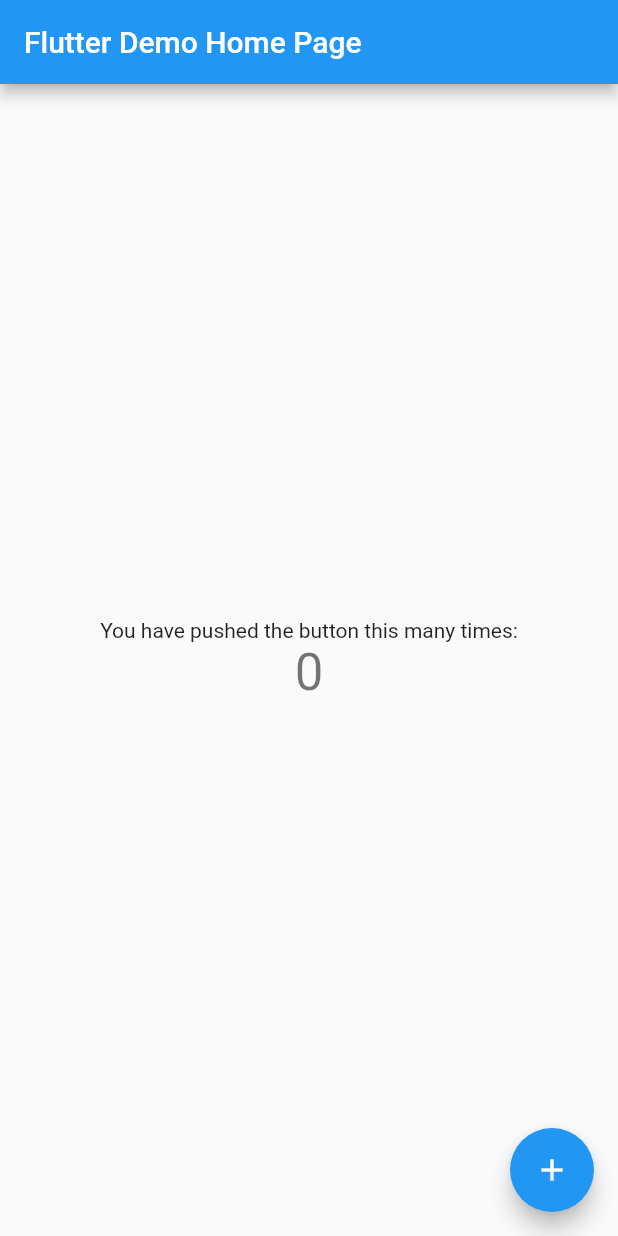
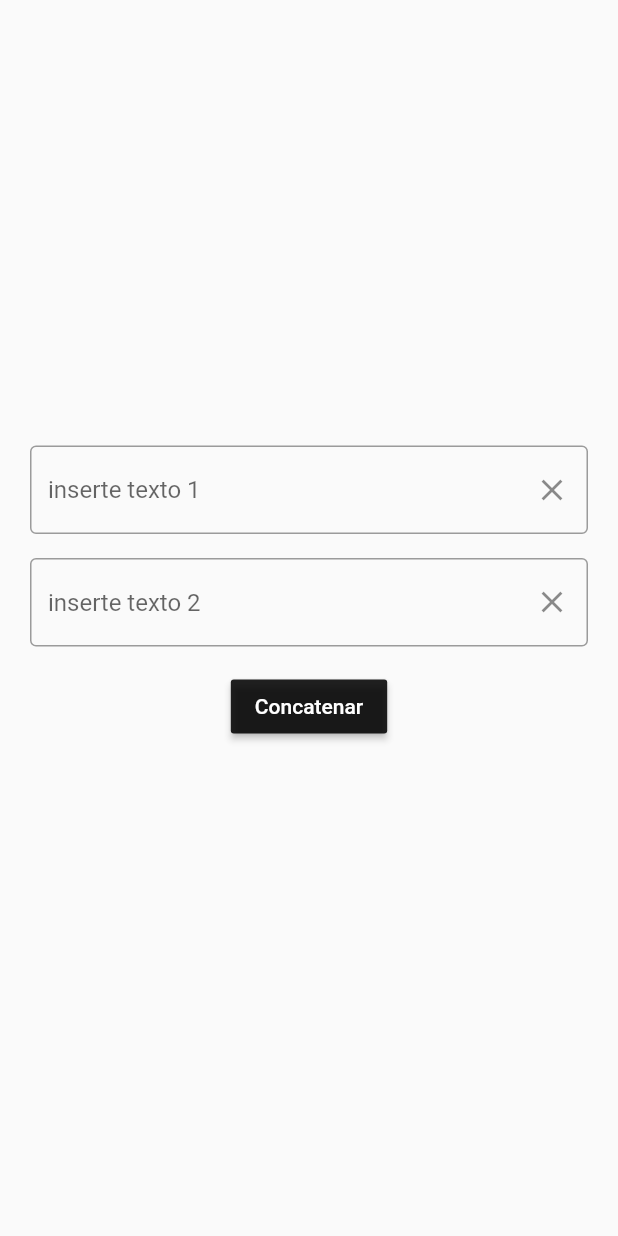
Before and after one commit to KLEADER12/tarea2_dsaii, a Flutter app: the screen it shows after launch, on a phone screen of 412 x 824 dp. Run offline on Flutter 3.47's test engine with Material 2 defaults, Android fonts, the phone set to English and light mode, and no system bars.

Commit message:
concatenacion sin display

```diff
--- /dev/null
+++ b/lib/homepage.dart
@@ -0,0 +1,73 @@
+import 'package:flutter/material.dart';
+
+class HomePage extends StatefulWidget {
+
+  const HomePage({Key? key}) : super(key: key);
+  @override
+  _HomePageState createState() => _HomePageState();
+}
+
+class _HomePageState extends State<HomePage> {
+
+  final _text1Controller = TextEditingController();
+  final _text2Controller = TextEditingController();
+
+  String _concatenatedText = '';
+
+  void _handleConcatenate() {
+    String text1 = _text1Controller.text;
+    String text2 = _text2Controller.text;
+    setState(() {
+      _concatenatedText = '$text1 $text2';
+    });
+  }
+
+  @override
+  Widget build(BuildContext context) {
+    return Scaffold(
+      body: Padding(
+        padding: const EdgeInsets.all(20.0),
+        child: Column(
+          mainAxisAlignment: MainAxisAlignment.center,
+          children: [
+            TextField(
+              controller: _text1Controller,
+              decoration: InputDecoration(
+                hintText: 'inserte texto 1',
+                border: const OutlineInputBorder(),
+                suffixIcon: IconButton(
+                  onPressed: () {
+                    _text1Controller.clear();
+                  },
+                  icon: const Icon(Icons.clear),
+                ),
+              ),
+            ),
+            const SizedBox(height: 16.0),
+            TextField(
+              controller: _text2Controller,
+              decoration: InputDecoration(
+                hintText: 'inserte texto 2',
+                border: const OutlineInputBorder(),
+                suffixIcon: IconButton(
+                  onPressed: () {
+                    _text2Controller.clear();
+                  },
+                  icon: const Icon(Icons.clear),
+                ),
+              ),
+            ),
+            const SizedBox(height: 16.0),
+            MaterialButton(
+              onPressed: _handleConcatenate,
+              color: Colors.black87,
+              child: const Text('Concatenar', style: TextStyle(color: Colors.white)),
+            ),
+            const SizedBox(height: 16.0),
+            Text(_concatenatedText),
+          ],
+        ),
+      ),
+    );
+  }
+}
--- a/lib/main.dart
+++ b/lib/main.dart
@@ -1,115 +1,19 @@
 import 'package:flutter/material.dart';
+import 'homepage.dart';
 
 void main() {
   runApp(const MyApp());
 }
 
 class MyApp extends StatelessWidget {
-  const MyApp({super.key});
 
-  // This widget is the root of your application.
+  const MyApp({Key? key}) : super(key: key);
+
   @override
   Widget build(BuildContext context) {
     return MaterialApp(
-      title: 'Flutter Demo',
-      theme: ThemeData(
-        // This is the theme of your application.
-        //
-        // Try running your application with "flutter run". You'll see the
-        // application has a blue toolbar. Then, without quitting the app, try
-        // changing the primarySwatch below to Colors.green and then invoke
-        // "hot reload" (press "r" in the console where you ran "flutter run",
-        // or simply save your changes to "hot reload" in a Flutter IDE).
-        // Notice that the counter didn't reset back to zero; the application
-        // is not restarted.
-        primarySwatch: Colors.blue,
-      ),
-      home: const MyHomePage(title: 'Flutter Demo Home Page'),
+      debugShowCheckedModeBanner: false,
+      home: HomePage(),
     );
   }
 }
-
-class MyHomePage extends StatefulWidget {
-  const MyHomePage({super.key, required this.title});
-
-  // This widget is the home page of your application. It is stateful, meaning
-  // that it has a State object (defined below) that contains fields that affect
-  // how it looks.
-
-  // This class is the configuration for the state. It holds the values (in this
-  // case the title) provided by the parent (in this case the App widget) and
-  // used by the build method of the State. Fields in a Widget subclass are
-  // always marked "final".
-
-  final String title;
-
-  @override
-  State<MyHomePage> createState() => _MyHomePageState();
-}
-
-class _MyHomePageState extends State<MyHomePage> {
-  int _counter = 0;
-
-  void _incrementCounter() {
-    setState(() {
-      // This call to setState tells the Flutter framework that something has
-      // changed in this State, which causes it to rerun the build method below
-      // so that the display can reflect the updated values. If we changed
-      // _counter without calling setState(), then the build method would not be
-      // called again, and so nothing would appear to happen.
-      _counter++;
-    });
-  }
-
-  @override
-  Widget build(BuildContext context) {
-    // This method is rerun every time setState is called, for instance as done
-    // by the _incrementCounter method above.
-    //
-    // The Flutter framework has been optimized to make rerunning build methods
-    // fast, so that you can just rebuild anything that needs updating rather
-    // than having to individually change instances of widgets.
-    return Scaffold(
-      appBar: AppBar(
-        // Here we take the value from the MyHomePage object that was created by
-        // the App.build method, and use it to set our appbar title.
-        title: Text(widget.title),
-      ),
-      body: Center(
-        // Center is a layout widget. It takes a single child and positions it
-        // in the middle of the parent.
-        child: Column(
-          // Column is also a layout widget. It takes a list of children and
-          // arranges them vertically. By default, it sizes itself to fit its
-          // children horizontally, and tries to be as tall as its parent.
-          //
-          // Invoke "debug painting" (press "p" in the console, choose the
-          // "Toggle Debug Paint" action from the Flutter Inspector in Android
-          // Studio, or the "Toggle Debug Paint" command in Visual Studio Code)
-          // to see the wireframe for each widget.
-          //
-          // Column has various properties to control how it sizes itself and
-          // how it positions its children. Here we use mainAxisAlignment to
-          // center the children vertically; the main axis here is the vertical
-          // axis because Columns are vertical (the cross axis would be
-          // horizontal).
-          mainAxisAlignment: MainAxisAlignment.center,
-          children: <Widget>[
-            const Text(
-              'You have pushed the button this many times:',
-            ),
-            Text(
-              '$_counter',
-              style: Theme.of(context).textTheme.headlineMedium,
-            ),
-          ],
-        ),
-      ),
-      floatingActionButton: FloatingActionButton(
-        onPressed: _incrementCounter,
-        tooltip: 'Increment',
-        child: const Icon(Icons.add),
-      ), // This trailing comma makes auto-formatting nicer for build methods.
-    );
-  }
-}
```
